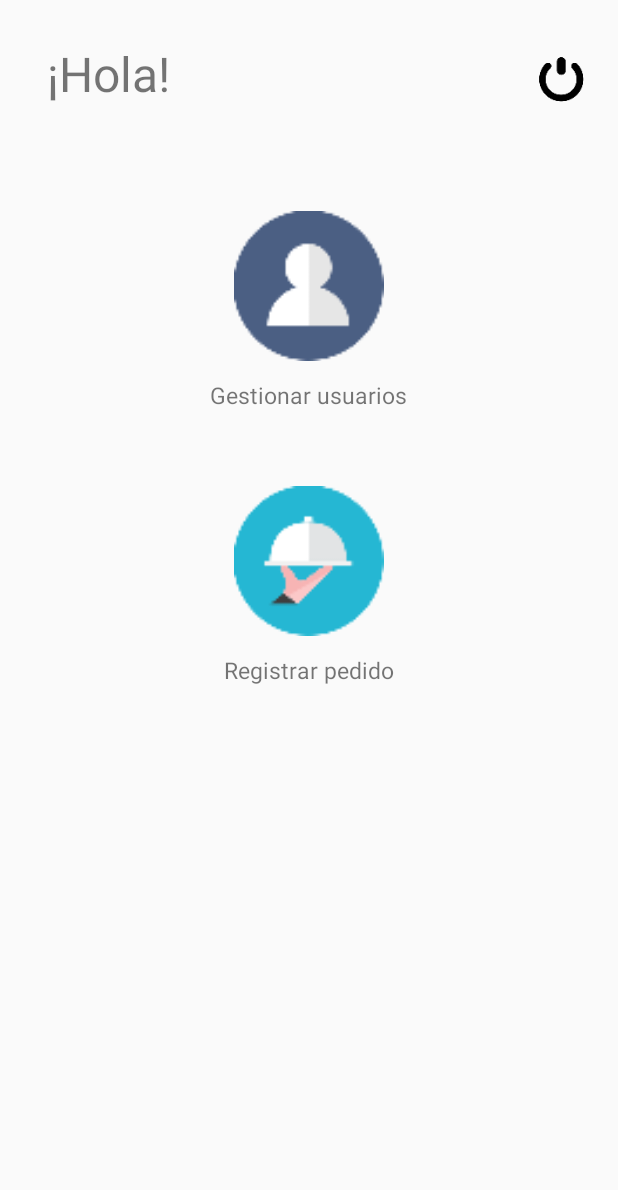
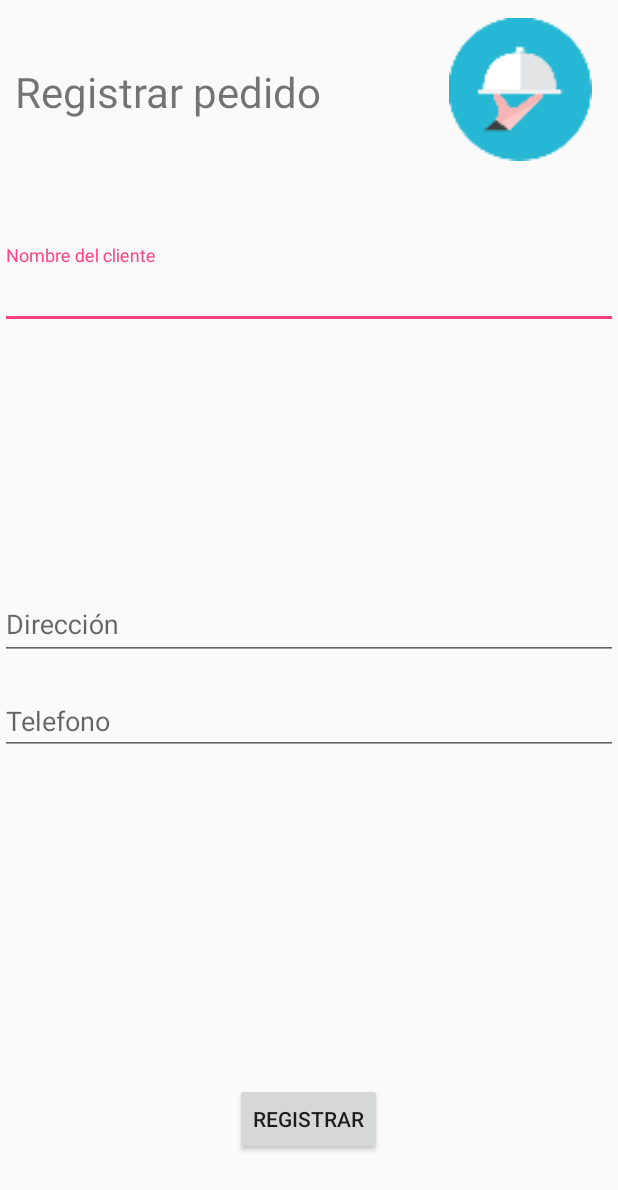
Before and after one commit to FelipeCastanho/DeliveryTracing, an Android app: the AdministradorActivity screen opened directly, with no data from a screen before it, after a tap on an icon or button, on a phone screen of 412 x 824 dp. Shown: the top 1190 px of the screen. Run offline under Robolectric (Android 15) with nearby library versions, the phone set to English and light mode, and no system bars; 4 statements that could not run were skipped.

Commit message:
Registro pedido no funcional

```diff
--- a/app/build.gradle
+++ b/app/build.gradle
@@ -37,4 +37,5 @@ dependencies {
 
 
 
+
 apply plugin: 'com.google.gms.google-services'
--- a/app/src/main/AndroidManifest.xml
+++ b/app/src/main/AndroidManifest.xml
@@ -31,7 +31,8 @@
         <activity android:name=".LoginActivity" />
         <activity android:name=".RegistroActivity" />
         <activity android:name=".AdministradorActivity" />
-        <activity android:name=".EmpleadoActivity"></activity>
+        <activity android:name=".EmpleadoActivity" />
+        <activity android:name=".PedidoActivity"></activity>
     </application>
 
 </manifest>
--- a/app/src/main/java/com/example/yoyo/deliverytracing/AdministradorActivity.java
+++ b/app/src/main/java/com/example/yoyo/deliverytracing/AdministradorActivity.java
@@ -1,5 +1,6 @@
 package com.example.yoyo.deliverytracing;
 
+import android.content.Intent;
 import android.support.v7.app.AppCompatActivity;
 import android.os.Bundle;
 import android.view.View;
@@ -27,8 +28,8 @@ public class AdministradorActivity extends AppCompatActivity {
         String id = view.getResources().getResourceEntryName(numId);
 
         if(id.equals("imgPedido")) {
-            Toast t = Toast.makeText(getApplicationContext(), "apachurrado pedido", Toast.LENGTH_SHORT);
-            t.show();
+            Intent newActivity = new Intent(AdministradorActivity.this, PedidoActivity.class);
+            startActivity(newActivity);
         }
     }
 }
--- /dev/null
+++ b/app/src/main/java/com/example/yoyo/deliverytracing/PedidoActivity.java
@@ -0,0 +1,15 @@
+package com.example.yoyo.deliverytracing;
+
+import android.support.v7.app.AppCompatActivity;
+import android.os.Bundle;
+import android.view.Window;
+
+public class PedidoActivity extends AppCompatActivity {
+
+    @Override
+    protected void onCreate(Bundle savedInstanceState) {
+        super.onCreate(savedInstanceState);
+        supportRequestWindowFeature(Window.FEATURE_NO_TITLE);
+        setContentView(R.layout.activity_pedido);
+    }
+}
--- /dev/null
+++ b/app/src/main/res/layout/activity_pedido.xml
@@ -0,0 +1,94 @@
+<?xml version="1.0" encoding="utf-8"?>
+<RelativeLayout xmlns:android="http://schemas.android.com/apk/res/android"
+    xmlns:tools="http://schemas.android.com/tools"
+    android:layout_width="match_parent"
+    android:layout_height="match_parent"
+    tools:context="com.example.yoyo.deliverytracing.PedidoActivity">
+
+    <TextView
+        android:id="@+id/textRegistroPedido"
+        android:layout_width="wrap_content"
+        android:layout_height="wrap_content"
+        android:layout_marginBottom="27dp"
+        android:text="@string/registrar_pedido"
+        android:textSize="28sp"
+        android:layout_alignBottom="@+id/imgRegistroPedido"
+        android:layout_alignParentLeft="true"
+        android:layout_alignParentStart="true"
+        android:layout_marginLeft="10dp"
+        android:layout_marginStart="10dp" />
+
+    <ImageView
+        android:layout_width="130dp"
+        android:layout_height="95dp"
+        android:layout_marginTop="12dp"
+        android:src="@mipmap/imagen5"
+        android:id="@+id/imgRegistroPedido"
+        android:layout_alignParentTop="true"
+        android:layout_alignParentRight="true"
+        android:layout_alignParentEnd="true" />
+
+    <android.support.design.widget.TextInputLayout
+        android:id="@+id/textInputLayoutCliente"
+        android:layout_width="match_parent"
+        android:layout_height="wrap_content"
+        android:layout_marginTop="56dp"
+        android:layout_below="@+id/imgRegistroPedido"
+        android:layout_alignParentLeft="true"
+        android:layout_alignParentStart="true">
+
+        <EditText
+            android:id="@+id/cliente"
+            android:layout_width="match_parent"
+            android:layout_height="wrap_content"
+            android:hint="@string/nombre_del_cliente"
+            android:inputType="text" />
+    </android.support.design.widget.TextInputLayout>
+
+    <android.support.design.widget.TextInputLayout
+        android:id="@+id/textInputLayoutDireccion"
+        android:layout_width="match_parent"
+        android:layout_height="wrap_content"
+        android:layout_centerVertical="true"
+        android:layout_alignParentLeft="true"
+        android:layout_alignParentStart="true">
+
+        <EditText
+            android:id="@+id/direccion"
+            android:layout_width="match_parent"
+            android:layout_height="wrap_content"
+            android:hint="@string/direcci_n"
+            android:inputType="text" />
+    </android.support.design.widget.TextInputLayout>
+
+    <android.support.design.widget.TextInputLayout
+        android:id="@+id/textInputLayoutTelefono"
+        android:layout_width="match_parent"
+        android:layout_height="wrap_content"
+        android:layout_below="@+id/textInputLayoutDireccion"
+        android:layout_alignParentLeft="true"
+        android:layout_alignParentStart="true"
+        android:layout_marginTop="45dp">
+
+    </android.support.design.widget.TextInputLayout>
+
+    <Button
+        android:layout_width="wrap_content"
+        android:layout_height="wrap_content"
+        android:text="@string/registrar"
+        android:layout_alignParentBottom="true"
+        android:layout_centerHorizontal="true"
+        android:layout_marginBottom="54dp" />
+
+    <EditText
+        android:id="@+id/telefono"
+        android:layout_width="match_parent"
+        android:layout_height="wrap_content"
+        android:layout_alignParentLeft="true"
+        android:layout_alignParentStart="true"
+        android:layout_below="@+id/textInputLayoutDireccion"
+        android:layout_marginTop="18dp"
+        android:hint="@string/telefono"
+        android:inputType="text" />
+
+</RelativeLayout>
--- a/app/src/main/res/values/strings.xml
+++ b/app/src/main/res/values/strings.xml
@@ -21,4 +21,8 @@
     <string name="hola">¡Hola!</string>
     <string name="pedidos_disponibles">Pedidos disponibles</string>
     <string name="mis_pedidos">Mis pedidos</string>
+    <string name="nombre_del_cliente">Nombre del cliente</string>
+    <string name="direcci_n">Dirección</string>
+    <string name="telefono">Telefono</string>
+    <string name="registrar">Registrar</string>
 </resources>
```
